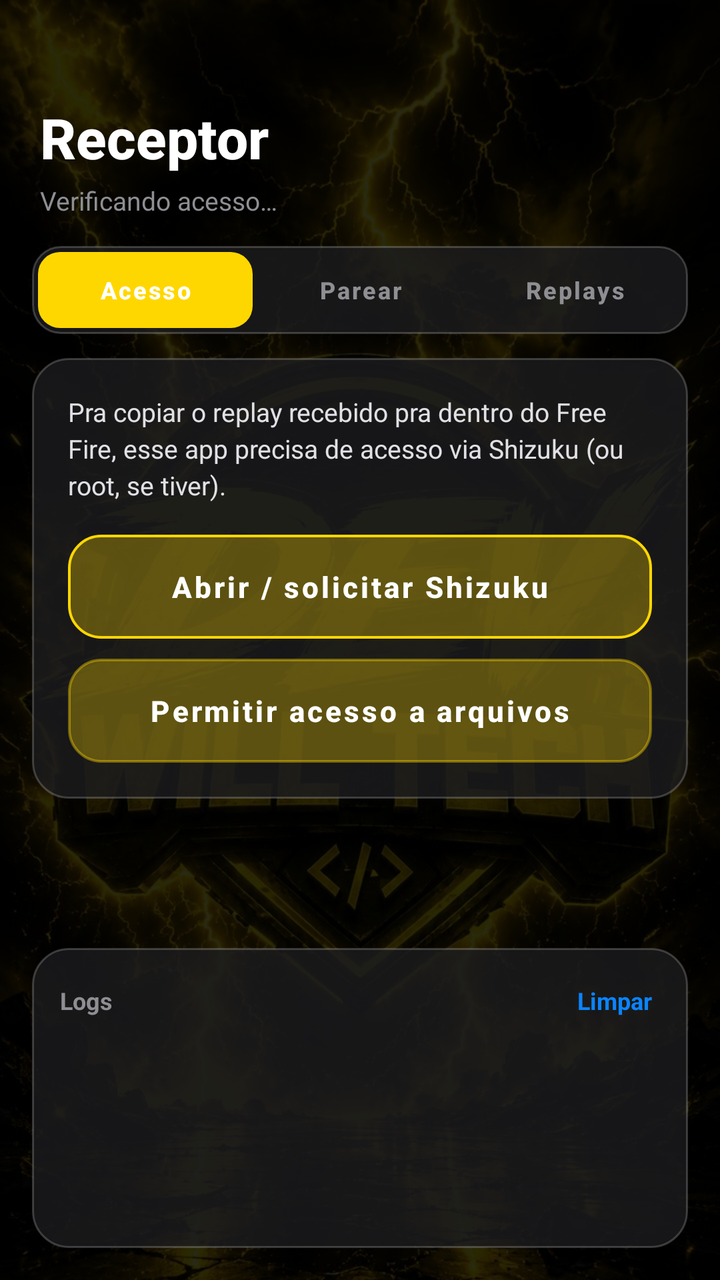
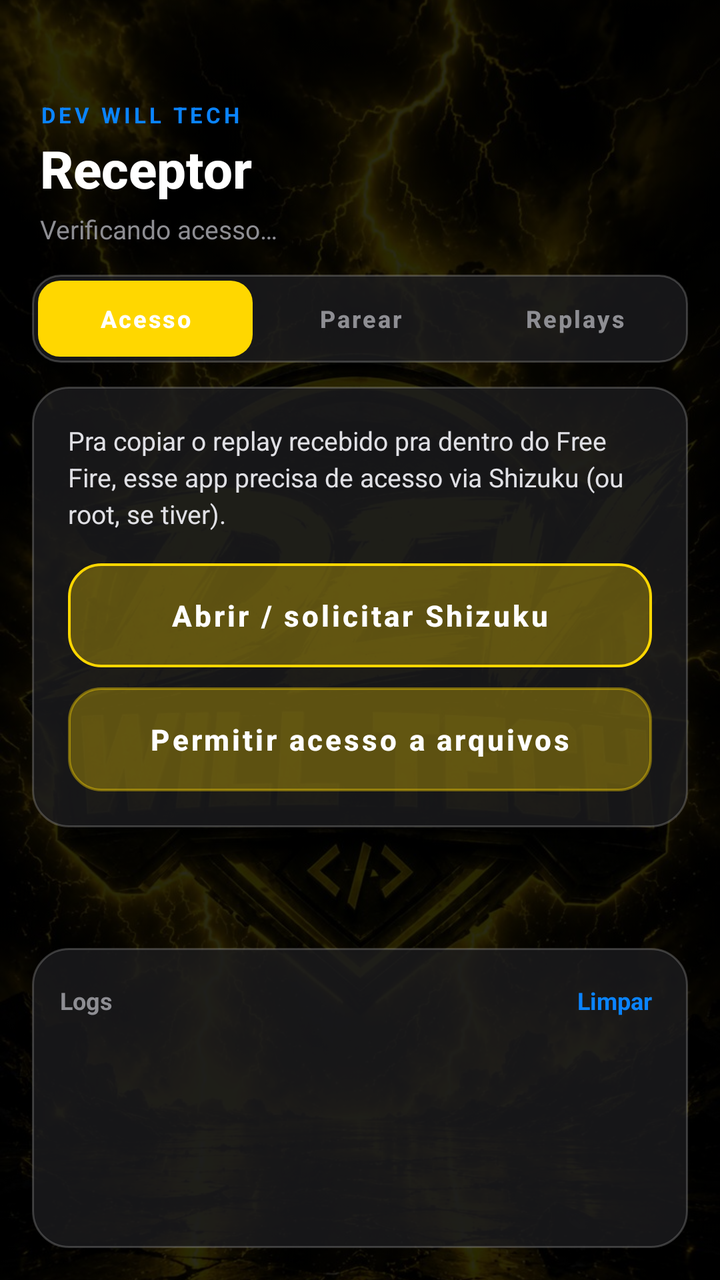

The first picture is an Android layout as it rendered before a commit; the second is the same layout after the commit. The layout source and the unified diff follow.
<!-- AndroidManifest.xml: application theme Theme.ReplayXReceiver -->
<!-- res/layout/activity_main.xml -->
<?xml version="1.0" encoding="utf-8"?>
<FrameLayout xmlns:android="http://schemas.android.com/apk/res/android"
    android:layout_width="match_parent"
    android:layout_height="match_parent"
    android:background="#000000">

    <ImageView
        android:layout_width="match_parent"
        android:layout_height="match_parent"
        android:src="@drawable/bg_devwill"
        android:scaleType="centerCrop"
        android:alpha="0.35" />

    <View
        android:layout_width="match_parent"
        android:layout_height="match_parent"
        android:background="#88000000" />

    <LinearLayout
        android:layout_width="match_parent"
        android:layout_height="match_parent"
        android:orientation="vertical">

        
        <LinearLayout
            android:layout_width="match_parent"
            android:layout_height="wrap_content"
            android:orientation="vertical"
            android:paddingStart="20dp"
            android:paddingEnd="20dp"
            android:paddingTop="50dp"
            android:paddingBottom="14dp">

            <TextView
                android:layout_width="wrap_content"
                android:layout_height="wrap_content"
                android:text="Receptor"
                android:textColor="#FFFFFF"
                android:textSize="28sp"
                android:textStyle="bold"
                android:fontFamily="sans-serif-medium" />

            <TextView
                android:id="@+id/tvShellStatus"
                android:layout_width="wrap_content"
                android:layout_height="wrap_content"
                android:text="Verificando acesso…"
                android:textColor="#8E8E93"
                android:textSize="13sp"
                android:layout_marginTop="4dp" />

        </LinearLayout>

        
        <LinearLayout
            android:layout_width="match_parent"
            android:layout_height="44dp"
            android:layout_marginStart="16dp"
            android:layout_marginEnd="16dp"
            android:layout_marginBottom="12dp"
            android:orientation="horizontal"
            android:background="@drawable/ios_tab_bar"
            android:padding="3dp">

            <Button
                android:id="@+id/tabPermissao"
                android:layout_width="0dp"
                android:layout_height="match_parent"
                android:layout_weight="1"
                android:text="Acesso"
                android:textAllCaps="false"
                android:textSize="12sp"
                android:textStyle="bold"
                android:textColor="#FFFFFF"
                android:background="@drawable/ios_tab_selected"
                android:stateListAnimator="@null"
                android:insetTop="0dp"
                android:insetBottom="0dp" />

            <Button
                android:id="@+id/tabParear"
                android:layout_width="0dp"
                android:layout_height="match_parent"
                android:layout_weight="1"
                android:text="Parear"
                android:textAllCaps="false"
                android:textSize="12sp"
                android:textStyle="bold"
                android:textColor="#8E8E93"
                android:background="@android:color/transparent"
                android:stateListAnimator="@null"
                android:insetTop="0dp"
                android:insetBottom="0dp" />

            <Button
                android:id="@+id/tabReplays"
                android:layout_width="0dp"
                android:layout_height="match_parent"
                android:layout_weight="1"
                android:text="Replays"
                android:textAllCaps="false"
                android:textSize="12sp"
                android:textStyle="bold"
                android:textColor="#8E8E93"
                android:background="@android:color/transparent"
                android:stateListAnimator="@null"
                android:insetTop="0dp"
                android:insetBottom="0dp" />

        </LinearLayout>

        <ScrollView
            android:layout_width="match_parent"
            android:layout_height="0dp"
            android:layout_weight="1">

            <FrameLayout
                android:layout_width="match_parent"
                android:layout_height="wrap_content"
                android:paddingStart="16dp"
                android:paddingEnd="16dp">

                
                <LinearLayout
                    android:id="@+id/secPermissao"
                    android:layout_width="match_parent"
                    android:layout_height="wrap_content"
                    android:orientation="vertical">

                    <LinearLayout
                        android:layout_width="match_parent"
                        android:layout_height="wrap_content"
                        android:orientation="vertical"
                        android:background="@drawable/ios_card"
                        android:padding="18dp">

                        <TextView
                            android:layout_width="match_parent"
                            android:layout_height="wrap_content"
                            android:text="Pra copiar o replay recebido pra dentro do Free Fire, esse app precisa de acesso via Shizuku (ou root, se tiver)."
                            android:textColor="#E0E0E5"
                            android:textSize="13sp"
                            android:lineSpacingExtra="3dp"
                            android:layout_marginBottom="16dp" />

                        <Button
                            android:id="@+id/btnAbrirShizuku"
                            android:layout_width="match_parent"
                            android:layout_height="52dp"
                            android:text="Abrir / solicitar Shizuku"
                            android:textAllCaps="false"
                            android:textColor="#FFFFFF"
                            android:textSize="14.5sp"
                            android:textStyle="bold"
                            android:background="@drawable/ios_btn_primary"
                            android:stateListAnimator="@null" />

                        <Button
                            android:id="@+id/btnSolicitarArquivos"
                            android:layout_width="match_parent"
                            android:layout_height="52dp"
                            android:text="Permitir acesso a arquivos"
                            android:textAllCaps="false"
                            android:textColor="#FFFFFF"
                            android:textSize="14.5sp"
                            android:textStyle="bold"
                            android:background="@drawable/ios_btn_secondary"
                            android:stateListAnimator="@null"
                            android:layout_marginTop="10dp" />

                    </LinearLayout>

                </LinearLayout>

                
                <LinearLayout
                    android:id="@+id/secParear"
                    android:layout_width="match_parent"
                    android:layout_height="wrap_content"
                    android:orientation="vertical"
                    android:visibility="gone">

                    <LinearLayout
                        android:layout_width="match_parent"
                        android:layout_height="wrap_content"
                        android:orientation="vertical"
                        android:background="@drawable/ios_card"
                        android:padding="18dp">

                        <TextView
                            android:layout_width="match_parent"
                            android:layout_height="wrap_content"
                            android:text="Informe o código gerado no app do PC/emulador pra parear os dois aparelhos."
                            android:textColor="#E0E0E5"
                            android:textSize="13sp"
                            android:lineSpacingExtra="3dp"
                            android:layout_marginBottom="16dp" />

                        <EditText
                            android:id="@+id/etCodigo"
                            android:layout_width="match_parent"
                            android:layout_height="56dp"
                            android:background="@drawable/ios_input"
                            android:hint="Código de 6 dígitos"
                            android:textColorHint="#8E8E93"
                            android:textColor="#0A84FF"
                            android:textSize="19sp"
                            android:textStyle="bold"
                            android:gravity="center"
                            android:letterSpacing="0.12"
                            android:inputType="textCapCharacters"
                            android:maxLength="6"
                            android:paddingStart="16dp"
                            android:paddingEnd="16dp" />

                        <Button
                            android:id="@+id/btnParear"
                            android:layout_width="match_parent"
                            android:layout_height="52dp"
                            android:text="Parear dispositivo"
                            android:textAllCaps="false"
                            android:textColor="#FFFFFF"
                            android:textSize="14.5sp"
                            android:textStyle="bold"
                            android:background="@drawable/ios_btn_primary"
                            android:stateListAnimator="@null"
                            android:layout_marginTop="14dp" />

                    </LinearLayout>

                    <LinearLayout
                        android:id="@+id/boxPareado"
                        android:layout_width="match_parent"
                        android:layout_height="wrap_content"
                        android:orientation="vertical"
                        android:background="@drawable/ios_card"
                        android:padding="18dp"
                        android:layout_marginTop="14dp"
                        android:visibility="gone">

                        <LinearLayout
                            android:layout_width="wrap_content"
                            android:layout_height="wrap_content"
                            android:orientation="horizontal"
                            android:gravity="center_vertical"
                            android:background="@drawable/ios_pill_ok"
                            android:paddingStart="10dp"
                            android:paddingEnd="10dp"
                            android:paddingTop="4dp"
                            android:paddingBottom="4dp">

                            <TextView
                                android:layout_width="wrap_content"
                                android:layout_height="wrap_content"
                                android:text="● Pareado com o Enviador"
                                android:textColor="#34C759"
                                android:textSize="11sp"
                                android:textStyle="bold" />

                        </LinearLayout>

                        <Button
                            android:id="@+id/btnDesparearRecv"
                            android:layout_width="match_parent"
                            android:layout_height="48dp"
                            android:text="Desparear"
                            android:textAllCaps="false"
                            android:textColor="#FFFFFF"
                            android:textSize="13.5sp"
                            android:textStyle="bold"
                            android:background="@drawable/ios_btn_danger"
                            android:stateListAnimator="@null"
                            android:layout_marginTop="14dp" />

                    </LinearLayout>

                </LinearLayout>

                
                <LinearLayout
                    android:id="@+id/secReplays"
                    android:layout_width="match_parent"
                    android:layout_height="wrap_content"
                    android:orientation="vertical"
                    android:visibility="gone">

                    <LinearLayout
                        android:layout_width="match_parent"
                        android:layout_height="wrap_content"
                        android:orientation="vertical"
                        android:background="@drawable/ios_card"
                        android:padding="18dp">

                        <TextView
                            android:layout_width="match_parent"
                            android:layout_height="wrap_content"
                            android:text="Se o PC mandou um replay enquanto o app estava fechado, ele aparece assim que você abrir. Também dá pra checar na mão aqui."
                            android:textColor="#E0E0E5"
                            android:textSize="13sp"
                            android:lineSpacingExtra="3dp"
                            android:layout_marginBottom="16dp" />

                        <Button
                            android:id="@+id/btnVerificarReplay"
                            android:layout_width="match_parent"
                            android:layout_height="52dp"
                            android:text="Verificar replay pendente"
                            android:textAllCaps="false"
                            android:textColor="#FFFFFF"
                            android:textSize="14.5sp"
                            android:textStyle="bold"
                            android:background="@drawable/ios_btn_primary"
                            android:stateListAnimator="@null" />

                        <TextView
                            android:id="@+id/tvSemReplay"
                            android:layout_width="match_parent"
                            android:layout_height="wrap_content"
                            android:text="Nenhum replay pendente no momento."
                            android:textColor="#8E8E93"
                            android:textSize="12.5sp"
                            android:gravity="center"
                            android:layout_marginTop="16dp"
                            android:visibility="gone" />

                    </LinearLayout>

                </LinearLayout>

            </FrameLayout>

        </ScrollView>

        
        <LinearLayout
            android:layout_width="match_parent"
            android:layout_height="150dp"
            android:orientation="vertical"
            android:background="@drawable/ios_card"
            android:layout_margin="16dp"
            android:padding="14dp">

            <LinearLayout
                android:layout_width="match_parent"
                android:layout_height="wrap_content"
                android:orientation="horizontal"
                android:gravity="center_vertical">

                <TextView
                    android:layout_width="0dp"
                    android:layout_height="wrap_content"
                    android:layout_weight="1"
                    android:text="Logs"
                    android:textColor="#8E8E93"
                    android:textSize="12sp"
                    android:textStyle="bold" />

                <TextView
                    android:id="@+id/btnLimparLogs"
                    android:layout_width="wrap_content"
                    android:layout_height="wrap_content"
                    android:text="Limpar"
                    android:textColor="#0A84FF"
                    android:textSize="12sp"
                    android:textStyle="bold"
                    android:padding="4dp" />

            </LinearLayout>

            <ScrollView
                android:id="@+id/scrollLog"
                android:layout_width="match_parent"
                android:layout_height="0dp"
                android:layout_weight="1"
                android:scrollbars="none">

                <TextView
                    android:id="@+id/tvLog"
                    android:layout_width="match_parent"
                    android:layout_height="wrap_content"
                    android:fontFamily="monospace"
                    android:text=""
                    android:textColor="#C7C7CC"
                    android:textSize="10.5sp"
                    android:lineSpacingExtra="2dp" />

            </ScrollView>

        </LinearLayout>

    </LinearLayout>

    
    <FrameLayout
        android:id="@+id/overlayAguarde"
        android:layout_width="match_parent"
        android:layout_height="match_parent"
        android:background="#CC000000"
        android:clickable="true"
        android:focusable="true"
        android:visibility="gone">

        <LinearLayout
            android:layout_width="220dp"
            android:layout_height="wrap_content"
            android:layout_gravity="center"
            android:orientation="vertical"
            android:gravity="center"
            android:background="@drawable/ios_card"
            android:padding="26dp">

            <ProgressBar
                android:layout_width="40dp"
                android:layout_height="40dp"
                android:indeterminateTint="#0A84FF"
                android:layout_marginBottom="16dp" />

            <TextView
                android:id="@+id/tvAguarde"
                android:layout_width="wrap_content"
                android:layout_height="wrap_content"
                android:text="Aguarde…"
                android:textColor="#FFFFFF"
                android:textSize="14.5sp"
                android:textStyle="bold"
                android:gravity="center" />

        </LinearLayout>

    </FrameLayout>

</FrameLayout>
<!-- resources referenced by this layout -->
<resources>
  <!-- drawable bg_devwill: jpg bitmap (drawable, 194284 bytes) -->
  <!-- drawable ios_btn_danger (drawable) -->
  <?xml version="1.0" encoding="utf-8"?>
  <shape xmlns:android="http://schemas.android.com/apk/res/android" android:shape="rectangle">
      <solid android:color="#4DFF453A" />
      <stroke android:width="1.3dp" android:color="#FF453A" />
      <corners android:radius="16dp" />
  </shape>
  <!-- drawable ios_btn_primary (drawable) -->
  <?xml version="1.0" encoding="utf-8"?>
  <shape xmlns:android="http://schemas.android.com/apk/res/android" android:shape="rectangle">
      <solid android:color="#4D0A84FF" />
      <stroke android:width="1.3dp" android:color="#0A84FF" />
      <corners android:radius="16dp" />
  </shape>
  <!-- drawable ios_btn_secondary (drawable) -->
  <?xml version="1.0" encoding="utf-8"?>
  <shape xmlns:android="http://schemas.android.com/apk/res/android" android:shape="rectangle">
      <solid android:color="#4DFFFFFF" />
      <stroke android:width="1.2dp" android:color="#66FFFFFF" />
      <corners android:radius="16dp" />
  </shape>
  <!-- drawable ios_card (drawable) -->
  <?xml version="1.0" encoding="utf-8"?>
  <shape xmlns:android="http://schemas.android.com/apk/res/android" android:shape="rectangle">
      <solid android:color="#CC1C1C1E" />
      <stroke android:width="1dp" android:color="#33FFFFFF" />
      <corners android:radius="18dp" />
  </shape>
  <!-- drawable ios_input (drawable) -->
  <?xml version="1.0" encoding="utf-8"?>
  <shape xmlns:android="http://schemas.android.com/apk/res/android" android:shape="rectangle">
      <solid android:color="#4D2C2C2E" />
      <stroke android:width="1.2dp" android:color="#4D0A84FF" />
      <corners android:radius="14dp" />
  </shape>
  <!-- drawable ios_pill_ok (drawable) -->
  <?xml version="1.0" encoding="utf-8"?>
  <shape xmlns:android="http://schemas.android.com/apk/res/android" android:shape="rectangle">
      <solid android:color="#1E3A2A" />
      <corners android:radius="12dp" />
  </shape>
  <!-- drawable ios_tab_bar (drawable) -->
  <?xml version="1.0" encoding="utf-8"?>
  <shape xmlns:android="http://schemas.android.com/apk/res/android" android:shape="rectangle">
      <solid android:color="#CC1C1C1E" />
      <stroke android:width="1dp" android:color="#33FFFFFF" />
      <corners android:radius="14dp" />
  </shape>
  <!-- drawable ios_tab_selected (drawable) -->
  <?xml version="1.0" encoding="utf-8"?>
  <shape xmlns:android="http://schemas.android.com/apk/res/android" android:shape="rectangle">
      <solid android:color="#0A84FF" />
      <corners android:radius="11dp" />
  </shape>
  <style name="Theme.ReplayXReceiver" parent="Theme.MaterialComponents.NoActionBar">
          <item name="colorPrimary">#FFD700</item>
          <item name="colorPrimaryVariant">#FFA500</item>
          <item name="colorOnPrimary">#000000</item>
          <item name="colorSecondary">#CC8800</item>
          <item name="colorOnSecondary">#000000</item>
          <item name="android:statusBarColor">#080800</item>
          <item name="android:navigationBarColor">#080800</item>
          <item name="android:windowBackground">#080800</item>
      </style>
</resources>

<!-- the commit's change to res/layout/activity_main.xml (unified diff, before → after) -->
@@ -34,11 +34,22 @@
             <TextView
                 android:layout_width="wrap_content"
                 android:layout_height="wrap_content"
+                android:text="DEV WILL TECH"
+                android:textColor="#0A84FF"
+                android:textSize="11sp"
+                android:textStyle="bold"
+                android:letterSpacing="0.15" />
+
+            <TextView
+                android:id="@+id/tvTitulo"
+                android:layout_width="wrap_content"
+                android:layout_height="wrap_content"
                 android:text="Receptor"
                 android:textColor="#FFFFFF"
-                android:textSize="28sp"
-                android:textStyle="bold"
-                android:fontFamily="sans-serif-medium" />
+                android:textSize="26sp"
+                android:textStyle="bold"
+                android:fontFamily="sans-serif-medium"
+                android:layout_marginTop="2dp" />
 
             <TextView
                 android:id="@+id/tvShellStatus"
@@ -196,22 +207,45 @@
                             android:lineSpacingExtra="3dp"
                             android:layout_marginBottom="16dp" />
 
-                        <EditText
-                            android:id="@+id/etCodigo"
+                        <LinearLayout
                             android:layout_width="match_parent"
                             android:layout_height="56dp"
-                            android:background="@drawable/ios_input"
-                            android:hint="Código de 6 dígitos"
-                            android:textColorHint="#8E8E93"
-                            android:textColor="#0A84FF"
-                            android:textSize="19sp"
-                            android:textStyle="bold"
-                            android:gravity="center"
-                            android:letterSpacing="0.12"
-                            android:inputType="textCapCharacters"
-                            android:maxLength="6"
-                            android:paddingStart="16dp"
-                            android:paddingEnd="16dp" />
+                            android:orientation="horizontal">
+
+                            <EditText
+                                android:id="@+id/etCodigo"
+                                android:layout_width="0dp"
+                                android:layout_height="match_parent"
+                                android:layout_weight="1"
+                                android:background="@drawable/ios_input"
+                                android:hint="Código de 6 dígitos"
+                                android:textColorHint="#8E8E93"
+                                android:textColor="#0A84FF"
+                                android:textSize="19sp"
+                                android:textStyle="bold"
+                                android:gravity="center"
+                                android:letterSpacing="0.12"
+                                android:inputType="textCapCharacters"
+                                android:maxLength="6"
+                                android:paddingStart="16dp"
+                                android:paddingEnd="16dp" />
+
+                            <Button
+                                android:id="@+id/btnColarCodigo"
+                                android:layout_width="wrap_content"
+                                android:layout_height="match_parent"
+                                android:layout_marginStart="8dp"
+                                android:text="Colar"
+                                android:textAllCaps="false"
+                                android:textColor="#FFFFFF"
+                                android:textSize="13sp"
+                                android:textStyle="bold"
+                                android:paddingStart="16dp"
+                                android:paddingEnd="16dp"
+                                android:background="@drawable/ios_btn_secondary"
+                                android:stateListAnimator="@null" />
+
+                        </LinearLayout>
 
                         <Button
                             android:id="@+id/btnParear"
